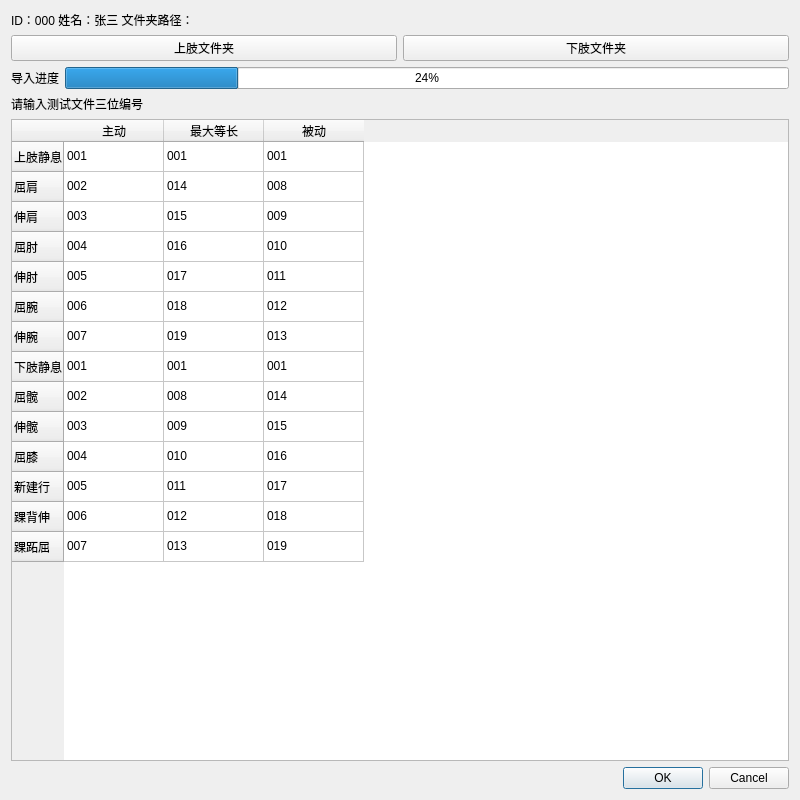
This is code/ui_design/t_file_cfg.ui in wangzhengtao1993/MotorAbilityAnalysis as Qt 5 draws it before an edit. The edited form follows.
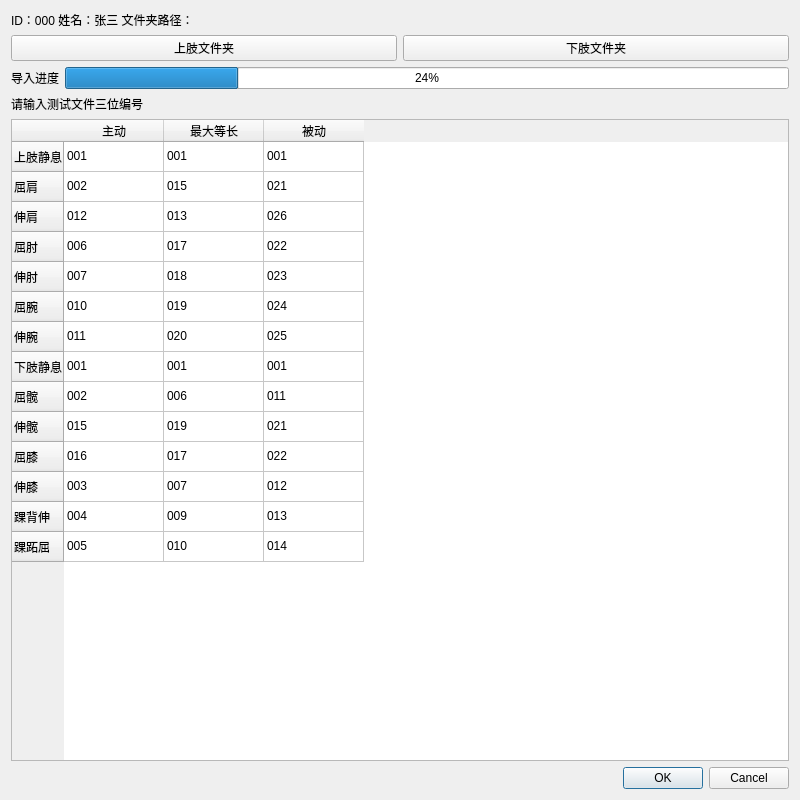
This is the edited form.

Commit message: 原始数据预处理，导入数据库

```diff
--- a/code/ui_design/t_file_cfg.ui
+++ b/code/ui_design/t_file_cfg.ui
@@ -141,7 +141,7 @@
      </row>
      <row>
       <property name="text">
-       <string>新建行</string>
+       <string>伸膝</string>
       </property>
      </row>
      <row>
@@ -191,87 +191,87 @@
      </item>
      <item row="1" column="1">
       <property name="text">
-       <string>014</string>
+       <string>015</string>
       </property>
      </item>
      <item row="1" column="2">
       <property name="text">
-       <string>008</string>
+       <string>021</string>
       </property>
      </item>
      <item row="2" column="0">
       <property name="text">
-       <string>003</string>
+       <string>012</string>
       </property>
      </item>
      <item row="2" column="1">
       <property name="text">
-       <string>015</string>
+       <string>013</string>
       </property>
      </item>
      <item row="2" column="2">
       <property name="text">
-       <string>009</string>
+       <string>026</string>
       </property>
      </item>
      <item row="3" column="0">
       <property name="text">
-       <string>004</string>
+       <string>006</string>
       </property>
      </item>
      <item row="3" column="1">
       <property name="text">
-       <string>016</string>
+       <string>017</string>
       </property>
      </item>
      <item row="3" column="2">
       <property name="text">
-       <string>010</string>
+       <string>022</string>
       </property>
      </item>
      <item row="4" column="0">
       <property name="text">
-       <string>005</string>
+       <string>007</string>
       </property>
      </item>
      <item row="4" column="1">
       <property name="text">
-       <string>017</string>
+       <string>018</string>
       </property>
      </item>
      <item row="4" column="2">
       <property name="text">
-       <string>011</string>
+       <string>023</string>
       </property>
      </item>
      <item row="5" column="0">
       <property name="text">
-       <string>006</string>
+       <string>010</string>
       </property>
      </item>
      <item row="5" column="1">
       <property name="text">
-       <string>018</string>
+       <string>019</string>
       </property>
      </item>
      <item row="5" column="2">
       <property name="text">
-       <string>012</string>
+       <string>024</string>
       </property>
      </item>
      <item row="6" column="0">
       <property name="text">
-       <string>007</string>
+       <string>011</string>
       </property>
      </item>
      <item row="6" column="1">
       <property name="text">
-       <string>019</string>
+       <string>020</string>
       </property>
      </item>
      <item row="6" column="2">
       <property name="text">
-       <string>013</string>
+       <string>025</string>
       </property>
      </item>
      <item row="7" column="0">
@@ -296,87 +296,87 @@
      </item>
      <item row="8" column="1">
       <property name="text">
-       <string>008</string>
+       <string>006</string>
       </property>
      </item>
      <item row="8" column="2">
       <property name="text">
-       <string>014</string>
+       <string>011</string>
       </property>
      </item>
      <item row="9" column="0">
       <property name="text">
-       <string>003</string>
+       <string>015</string>
       </property>
      </item>
      <item row="9" column="1">
       <property name="text">
-       <string>009</string>
+       <string>019</string>
       </property>
      </item>
      <item row="9" column="2">
       <property name="text">
-       <string>015</string>
+       <string>021</string>
       </property>
      </item>
      <item row="10" column="0">
       <property name="text">
-       <string>004</string>
+       <string>016</string>
       </property>
      </item>
      <item row="10" column="1">
       <property name="text">
-       <string>010</string>
+       <string>017</string>
       </property>
      </item>
      <item row="10" column="2">
       <property name="text">
-       <string>016</string>
+       <string>022</string>
       </property>
      </item>
      <item row="11" column="0">
       <property name="text">
-       <string>005</string>
+       <string>003</string>
       </property>
      </item>
      <item row="11" column="1">
       <property name="text">
-       <string>011</string>
+       <string>007</string>
       </property>
      </item>
      <item row="11" column="2">
       <property name="text">
-       <string>017</string>
+       <string>012</string>
       </property>
      </item>
      <item row="12" column="0">
       <property name="text">
-       <string>006</string>
+       <string>004</string>
       </property>
      </item>
      <item row="12" column="1">
       <property name="text">
-       <string>012</string>
+       <string>009</string>
       </property>
      </item>
      <item row="12" column="2">
       <property name="text">
-       <string>018</string>
+       <string>013</string>
       </property>
      </item>
      <item row="13" column="0">
       <property name="text">
-       <string>007</string>
+       <string>005</string>
       </property>
      </item>
      <item row="13" column="1">
       <property name="text">
-       <string>013</string>
+       <string>010</string>
       </property>
      </item>
      <item row="13" column="2">
       <property name="text">
-       <string>019</string>
+       <string>014</string>
       </property>
      </item>
     </widget>
```
The commit also changes 1 other file.
